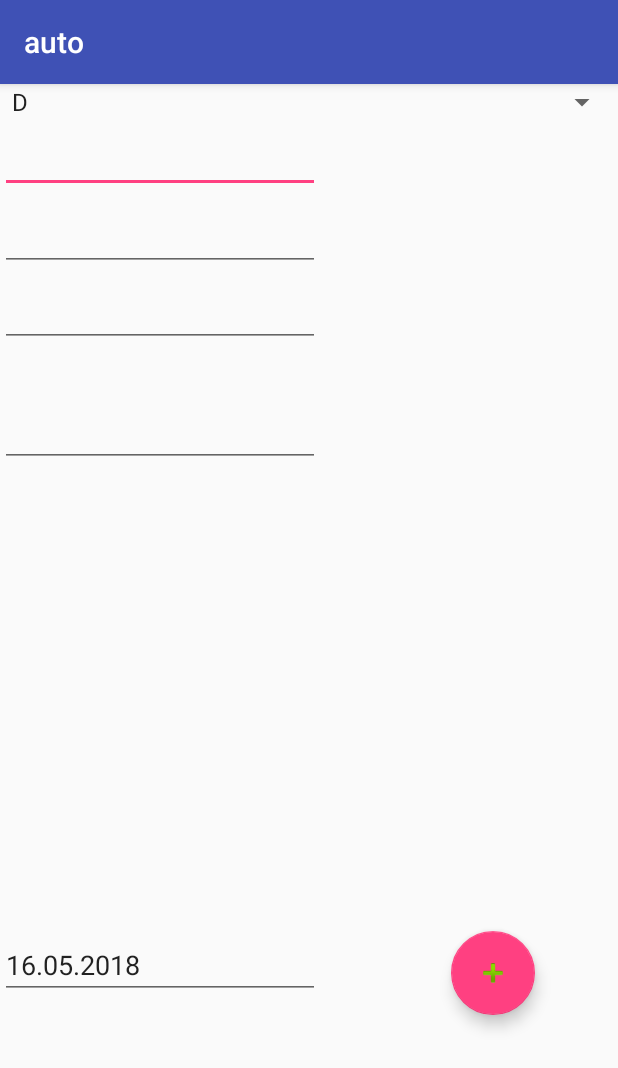
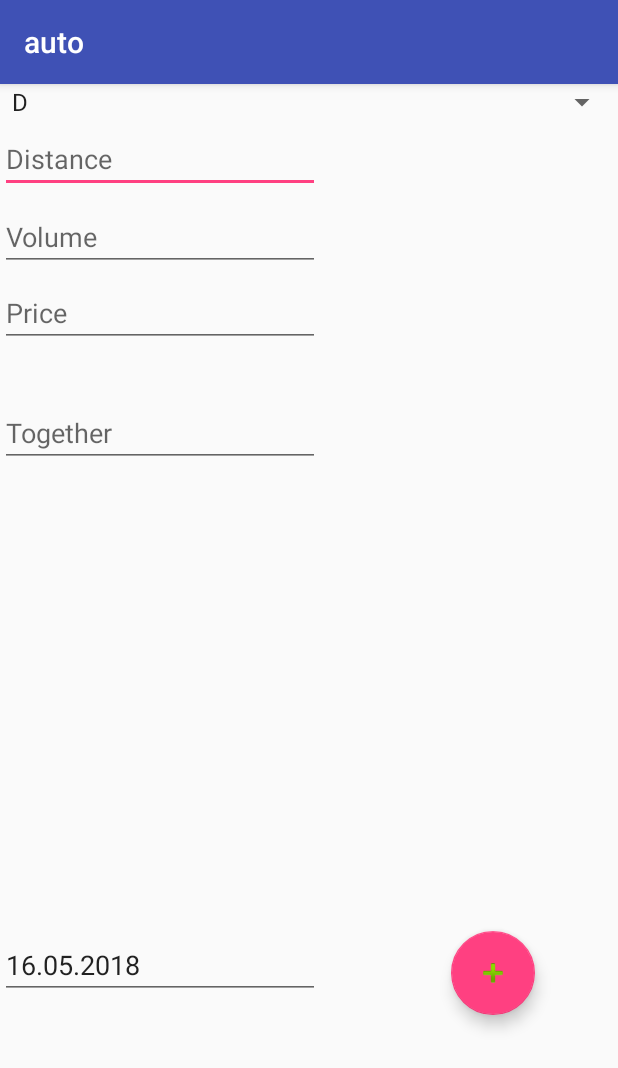
Before and after one commit to Snickers88/auto, an Android app: the screen it shows after launch (Create_note), after a tap on an icon or button, on a phone screen of 412 x 824 dp. Shown: the top 1068 px of the screen. Run offline under Robolectric (Android 15) with nearby library versions, the phone set to English and light mode, and no system bars; libraries missing offline, so code that uses them is left out: com.jjoe64.graphview.

Commit message:
fsd
fsdfds

```diff
--- a/app/src/main/java/com/example/snickers/auto/Calculator.java
+++ b/app/src/main/java/com/example/snickers/auto/Calculator.java
@@ -5,7 +5,9 @@ import android.support.annotation.NonNull;
 import android.support.annotation.Nullable;
 import android.support.v7.app.AppCompatActivity;
 import android.text.Editable;
+import android.text.InputFilter;
 import android.text.InputType;
+import android.text.Spanned;
 import android.text.TextWatcher;
 import android.view.KeyEvent;
 import android.view.LayoutInflater;
@@ -18,12 +20,14 @@ import android.widget.TextView;
 
 import java.math.BigDecimal;
 import java.text.DecimalFormat;
+import java.util.regex.Matcher;
+import java.util.regex.Pattern;
 
 public class Calculator extends android.support.v4.app.Fragment  {
     EditText etcost, etdistance, etprice;
     TextView tvcost, tvvolume;
     Button button;
-    double k, k1;
+    double sum;
 
 
     @Override
@@ -52,6 +56,10 @@ public class Calculator extends android.support.v4.app.Fragment  {
         etcost.setRawInputType(InputType.TYPE_CLASS_NUMBER);
         etprice.setRawInputType(InputType.TYPE_CLASS_NUMBER);
         etdistance.setRawInputType(InputType.TYPE_CLASS_NUMBER);
+
+        etdistance.setFilters(new InputFilter[] {new DecimalDigitsInputFilter(2)});
+        etprice.setFilters(new InputFilter[] {new DecimalDigitsInputFilter(2)});
+        etcost.setFilters(new InputFilter[] {new DecimalDigitsInputFilter(2)});
       //  button = (Button) view.findViewById(R.id.button);
         /* Set Text Watcher listener */
         etdistance.addTextChangedListener( textWatcher);
@@ -62,6 +70,25 @@ public class Calculator extends android.support.v4.app.Fragment  {
 
 
     }
+
+    public class DecimalDigitsInputFilter implements InputFilter {
+        Pattern mPattern;
+        public DecimalDigitsInputFilter(int digitsAfterZero) {
+            mPattern=Pattern.compile("[0-9]+((\\.[0-9]{0," + (digitsAfterZero-1) + "})?)||(\\.)?");
+        }
+        @Override
+        public CharSequence filter(CharSequence source, int start, int end, Spanned dest, int dstart, int dend) {
+
+            Matcher matcher=mPattern.matcher(dest);
+            if(!matcher.matches())
+                return "";
+            return null;
+        }
+    }
+
+
+
+
     private final  TextWatcher textWatcher = new TextWatcher() {
         public void beforeTextChanged(CharSequence s, int start, int count, int after) {
         }
@@ -72,12 +99,15 @@ public class Calculator extends android.support.v4.app.Fragment  {
 
         //Задаем действия для TextView после смены введенных в EditText символов:
         public void afterTextChanged(Editable s) {
+            DecimalFormat decimalFormat = new DecimalFormat("#,##0.00");
             try {
-                k = Double.parseDouble(etcost.getText().toString());
-                k1 = Double.parseDouble(etdistance.getText().toString());
-                double sum = (k1 * k) /100;
-                tvvolume.setText(Double.toString(sum));
-                tvvolume.setVisibility(View.VISIBLE);
+              double  k = Double.parseDouble(etcost.getText().toString());
+              double  k1 = Double.parseDouble(etdistance.getText().toString());
+                 sum = (k1 * k) /100;
+               // tvvolume.setText(Double.toString(sum));
+                tvvolume.setText(decimalFormat.format(new BigDecimal(sum +"")));
+               tvvolume.setVisibility(View.VISIBLE);
+                getFinalSum();
             }catch (Exception ex){}
         }
     };
@@ -85,28 +115,34 @@ public class Calculator extends android.support.v4.app.Fragment  {
 
     private final  TextWatcher  textWatcher2  = new TextWatcher() {
         public void beforeTextChanged(CharSequence s, int start, int count, int after) {
+
         }
 
         public void onTextChanged(CharSequence s, int start, int before, int count) {
-            //  mTextHint.setVisibility(View.VISIBLE);
+
         }
 
         //Задаем действия для TextView после смены введенных в EditText символов:
         public void afterTextChanged(Editable s) {
             getFinalSum();
+
         }
     };
 
-    private void getFinalSum(){
+    private void getFinalSum() {
         DecimalFormat df = new DecimalFormat("#,##0.00");
         try {
             if (tvvolume.getText() != null) {
-                double z = Double.parseDouble(tvvolume.getText().toString());
-                double finalSum = z * Double.parseDouble(etprice.getText().toString());
+                //  double z = Double.parseDouble(tvvolume.getText().toString());
+                //double z = 5;
+                double z1 = Double.parseDouble(etprice.getText().toString());
+                double finalSum = sum * z1;
                 tvcost.setText(df.format(new BigDecimal(finalSum +"")));
+                tvcost.setVisibility(View.VISIBLE);
 
 
             }
         }catch (Exception ex){}
     }
+
 }
--- a/app/src/main/java/com/example/snickers/auto/Create_note.java
+++ b/app/src/main/java/com/example/snickers/auto/Create_note.java
@@ -9,7 +9,9 @@ import android.support.design.widget.FloatingActionButton;
 import android.support.v4.app.Fragment;
 import android.support.v7.app.AppCompatActivity;
 import android.text.Editable;
+import android.text.InputFilter;
 import android.text.InputType;
+import android.text.Spanned;
 import android.text.TextWatcher;
 import android.view.View;
 import android.widget.ArrayAdapter;
@@ -18,6 +20,9 @@ import android.widget.EditText;
 import android.widget.Spinner;
 
 import java.io.IOException;
+import java.math.BigDecimal;
+import java.text.DecimalFormat;
+import java.text.Format;
 import java.text.SimpleDateFormat;
 import java.util.Calendar;
 
@@ -31,12 +36,15 @@ import com.example.snickers.auto.DB.ContactModel;
 
 import java.util.Calendar;
 import java.util.Date;
+import java.util.regex.Matcher;
+import java.util.regex.Pattern;
 
 public class Create_note extends AppCompatActivity {
-    EditText etdistancecreate1, etvolumecreate1, ettogethercreate, etpricecreate1, etdatecreate1;
+    EditText etdistancecreate1, etvolumecreate1, ettogethercreate1, etpricecreate1, etdatecreate1;
     FloatingActionButton floatingActionButton;
     Spinner spinner;
     ContactModel item;
+    double sum;
 
     @Override
     protected void onCreate(Bundle savedInstanceState) {
@@ -46,14 +54,19 @@ public class Create_note extends AppCompatActivity {
         etdatecreate1 = findViewById(R.id.etdatecreate);
         etdistancecreate1 = findViewById(R.id.etdistancecreate);
         etvolumecreate1 = findViewById(R.id.etvolumecreate);
-        ettogethercreate = findViewById(R.id.ettogether);
+        ettogethercreate1 = findViewById(R.id.ettogether);
         etpricecreate1 = findViewById(R.id.etpricecreate);
         spinner = findViewById(R.id.spinner);
                 floatingActionButton = findViewById(R.id.floatingActionButton3f);
         etpricecreate1.setRawInputType(InputType.TYPE_CLASS_NUMBER);
         etdistancecreate1.setRawInputType(InputType.TYPE_CLASS_NUMBER);
         etvolumecreate1.setRawInputType(InputType.TYPE_CLASS_NUMBER);
-        ettogethercreate.setRawInputType(InputType.TYPE_CLASS_NUMBER);
+        ettogethercreate1.setRawInputType(InputType.TYPE_CLASS_NUMBER);
+        etpricecreate1.setFilters(new InputFilter[] {new DecimalDigitsInputFilter(2)});
+        etvolumecreate1.setFilters(new InputFilter[] {new DecimalDigitsInputFilter(2)});
+
+
+
         SimpleDateFormat sdf = new SimpleDateFormat("dd.MM.yyyy");
         String date = sdf.format(new Date(System.currentTimeMillis()));
         etdatecreate1.setText(date);
@@ -68,7 +81,7 @@ public class Create_note extends AppCompatActivity {
             etdatecreate1.setText(item.getDate());
             etdistancecreate1.setText(item.getDistance()+"");
             etvolumecreate1.setText(item.getVolume()+"");
-            ettogethercreate.setText(item.getTogether()+"");
+            ettogethercreate1.setText(item.getTogether()+"");
             etpricecreate1.setText(item.getPrice()+"");
         }
         etdatecreate1.setOnClickListener(t -> {
@@ -92,7 +105,10 @@ public class Create_note extends AppCompatActivity {
                     Integer.parseInt(etdistancecreate1.getText().toString()),
                     Double.parseDouble(etvolumecreate1.getText().toString()),
                     Double.parseDouble(etpricecreate1.getText().toString()),
-                    Double.parseDouble (etvolumecreate1.getText().toString()) * Double.parseDouble(etpricecreate1.getText().toString()),
+                 //   Double.parseDouble(s2),
+                   // Double.parseDouble(ettogethercreate1.getText().toString()),
+
+                  Double.parseDouble (etvolumecreate1.getText().toString()) * Double.parseDouble(etpricecreate1.getText().toString()),
        spinner.getSelectedItem().toString()
             )){
               Intent inthomefra = new Intent(this, MainActivity.class);
@@ -107,7 +123,9 @@ public class Create_note extends AppCompatActivity {
                     Integer.parseInt(etdistancecreate1.getText().toString()),
                     Double.parseDouble(etvolumecreate1.getText().toString()),
                     Double.parseDouble(etpricecreate1.getText().toString()),
-                    Double.parseDouble (etvolumecreate1.getText().toString()) * Double.parseDouble(etpricecreate1.getText().toString()),
+                    //ettogethercreate1.getText().toString(),
+
+                     Double.parseDouble (etvolumecreate1.getText().toString()) * Double.parseDouble(etpricecreate1.getText().toString()),
                     spinner.getSelectedItem().toString()
             ))
             {
@@ -122,6 +140,22 @@ public class Create_note extends AppCompatActivity {
 
     }
 
+    public class DecimalDigitsInputFilter implements InputFilter {
+        Pattern mPattern;
+        public DecimalDigitsInputFilter(int digitsAfterZero) {
+            mPattern=Pattern.compile("[0-9]+((\\.[0-9]{0," + (digitsAfterZero-1) + "})?)||(\\.)?");
+        }
+        @Override
+        public CharSequence filter(CharSequence source, int start, int end, Spanned dest, int dstart, int dend) {
+
+            Matcher matcher=mPattern.matcher(dest);
+            if(!matcher.matches())
+                return "";
+            return null;
+        }
+    }
+
+
 
     private final TextWatcher textWatcher = new TextWatcher() {
         public void beforeTextChanged(CharSequence s, int start, int count, int after) {
@@ -133,11 +167,13 @@ public class Create_note extends AppCompatActivity {
 
         //Задаем действия для TextView после смены введенных в EditText символов:
         public void afterTextChanged(Editable s) {
+            DecimalFormat decimalFormat = new DecimalFormat("#,##0.00");
+
             try {
                double q = Double.parseDouble(etvolumecreate1.getText().toString());
                 double q1 = Double.parseDouble(etpricecreate1.getText().toString());
-                double sum = q * q1;
-                ettogethercreate.setText(Double.toString(sum));
+                 sum = q * q1;
+                ettogethercreate1.setText(decimalFormat.format(new BigDecimal(sum  +"")));
                // tvvolume.setVisibility(View.VISIBLE);
             }catch (Exception ex){}
         }
--- a/app/src/main/res/layout/activity_create_note.xml
+++ b/app/src/main/res/layout/activity_create_note.xml
@@ -15,6 +15,7 @@
         android:ems="10"
         android:inputType="textPersonName"
         tools:text="Name"
+        android:hint="@string/distance"
         app:layout_constraintTop_toTopOf="parent"
         app:layout_constraintEnd_toEndOf="parent" />
 
@@ -26,6 +27,7 @@
         android:layout_alignParentTop="true"
         android:layout_marginTop="130dp"
         android:ems="10"
+        android:hint="@string/price"
         android:inputType="textPersonName"
         tools:text="Name"
         app:layout_constraintEnd_toEndOf="parent"
@@ -42,6 +44,7 @@
         android:inputType="textPersonName"
         android:singleLine="false"
         tools:text="Name"
+        android:hint="@string/together"
         app:layout_constraintEnd_toEndOf="parent"
         app:layout_constraintTop_toTopOf="parent" />
 
@@ -53,6 +56,7 @@
         android:layout_below="@+id/ettogether"
         android:layout_marginTop="-176dp"
         android:ems="10"
+        android:hint="Volume"
         android:inputType="textPersonName"
         tools:text="Name" />
 
--- a/app/src/main/res/values/strings.xml
+++ b/app/src/main/res/values/strings.xml
@@ -3,6 +3,9 @@
     <string name="title_home">Home</string>
     <string name="title_dashboard">Dashboard</string>
     <string name="title_notifications">Notifications</string>
+    <string name="distance">Distance</string>
+    <string name="price">Price</string>
+    <string name="together">Together</string>
 
 
     //---
```
Also changed, not shown: app/src/main/java/com/example/snickers/auto/Adapter/AutoAdapter.java (+5 -2 lines).
